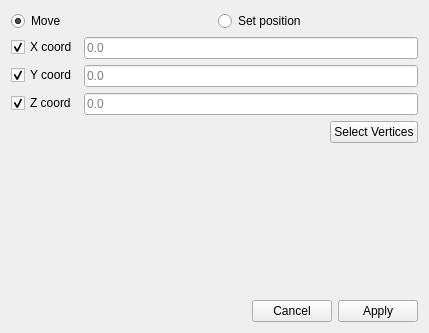
First picture: the form in MoveVerticesWidget.ui, repository nicolasedh/hexBlocker, before the edit.
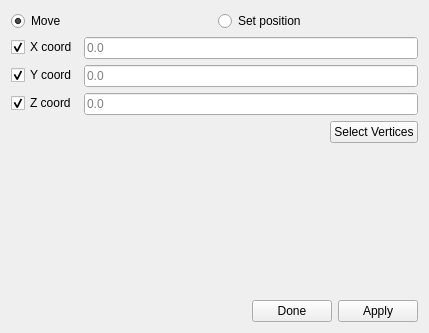
Second picture: the form after the edit.

Commit message: Added function to close move vertices

```diff
--- a/MoveVerticesWidget.ui
+++ b/MoveVerticesWidget.ui
@@ -199,7 +199,7 @@
         <bool>true</bool>
        </property>
        <property name="text">
-        <string>Cancel</string>
+        <string>Done</string>
        </property>
       </widget>
      </item>
```
The commit also changes 2 other files.
